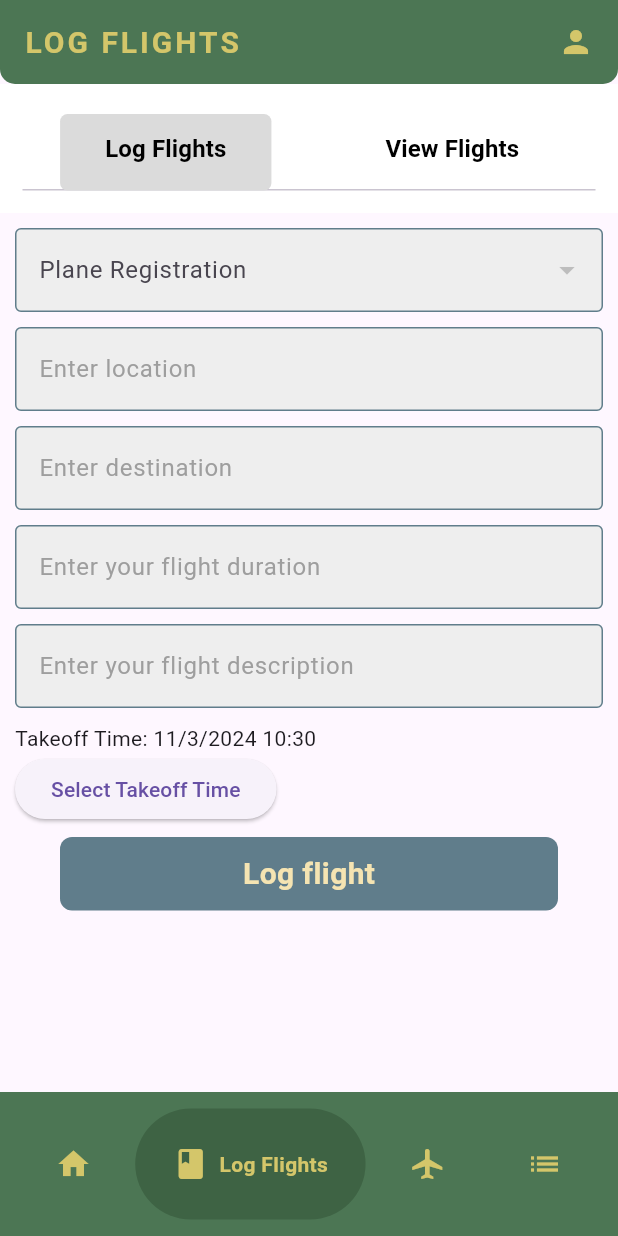
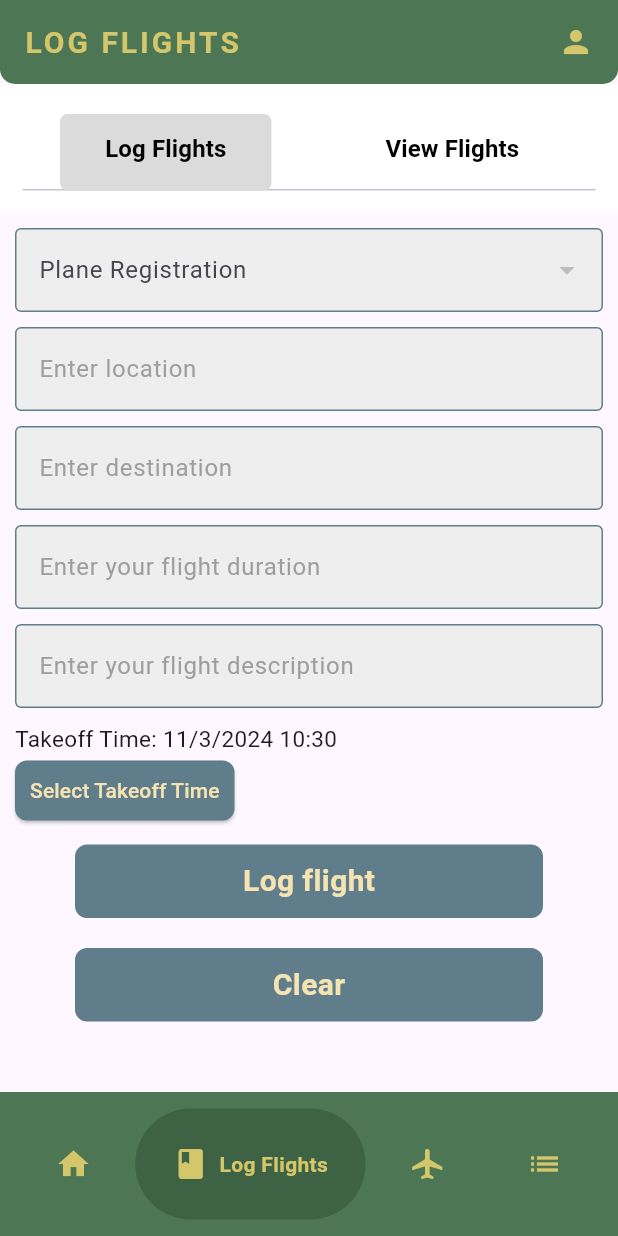
Before and after one commit to Juanro-Minne/SkyMemoApp, a Flutter app: the screen it shows once a user with an empty profile is signed in, item 2 of the bottom bar chosen, on a phone screen of 412 x 824 dp. Run offline on Flutter 3.47's test engine with Material 3 defaults, Android fonts, the phone set to English and light mode, and no system bars; drawn by our look-alikes of google_nav_bar; our stand-ins replace cloud_firestore, file_picker, firebase_auth, firebase_core, firebase_storage, google_sign_in and 2 more; accounts and stored records are empty.

Commit message:
added clear button to fields

```diff
--- a/flightlogbook_app/flight_logbook/lib/components/bottom_navbar.dart
+++ b/flightlogbook_app/flight_logbook/lib/components/bottom_navbar.dart
@@ -1,5 +1,6 @@
+// ignore_for_file: library_private_types_in_public_api
+
 import 'package:flutter/material.dart';
-import 'package:flutter/services.dart';
 import 'package:google_nav_bar/google_nav_bar.dart';
 
 class BottomNavBar extends StatefulWidget {
@@ -33,6 +34,7 @@ class _BottomNavBarState extends State<BottomNavBar> with WidgetsBindingObserver
 
   @override
   void didChangeMetrics() {
+    // ignore: deprecated_member_use
     final bottomInset = WidgetsBinding.instance.window.viewInsets.bottom;
     setState(() {
       _isKeyboardVisible = bottomInset > 0;
--- a/flightlogbook_app/flight_logbook/lib/components/flight_logging_form.dart
+++ b/flightlogbook_app/flight_logbook/lib/components/flight_logging_form.dart
@@ -143,19 +143,30 @@ class _FlightLoggingFormState extends State<FlightLoggingForm> {
                   },
                 ),
                 const SizedBox(height: 10),
-                Text('Takeoff Time: ${_formatDateTime(_selectedTakeoffTime)}'),
+                Text(
+                    style: const TextStyle(fontSize: 15),
+                    'Takeoff Time: ${_formatDateTime(_selectedTakeoffTime)}'),
                 ElevatedButton(
                   onPressed: () {
                     _showDateTimePicker(context);
                   },
+                  style: ElevatedButton.styleFrom(
+                      padding: EdgeInsets.all(10),
+                      backgroundColor: Colors.blueGrey,
+                      foregroundColor: const Color.fromARGB(255, 245, 228, 178),
+                      shape: RoundedRectangleBorder(
+                          borderRadius: BorderRadius.circular(8))),
                   child: const Text('Select Takeoff Time'),
                 ),
-                const SizedBox(height: 8.0),
-                MyButton(
+                const SizedBox(height: 2.0),
+                Padding(
+                  padding: const EdgeInsets.all(10),
+                  child: MyButton(
                     onTap: () {
                       if (_formKey.currentState!.validate()) {
                         widget.onLogFlight(
-                        takeoffLocation: _takeoffLocationController.text.trim(),
+                          takeoffLocation:
+                              _takeoffLocationController.text.trim(),
                           destination: _destinationController.text.trim(),
                           planeRegistration: _selectedPlaneRegistration!,
                           flightTime:
@@ -166,6 +177,19 @@ class _FlightLoggingFormState extends State<FlightLoggingForm> {
                       }
                     },
                     description: "Log flight",
+                  ),
+                ),
+                Padding(
+                  padding: const EdgeInsets.all(10),
+                  child: MyButton(
+                    onTap: () {
+                      _takeoffLocationController.clear();
+                      _destinationController.clear();
+                      _flightTimeController.clear();
+                      _flightDescription.clear();
+                    },
+                    description: "Clear",
+                  ),
                 ),
               ],
             ),
```
Lines whose indentation alone changed are shown as unchanged.
